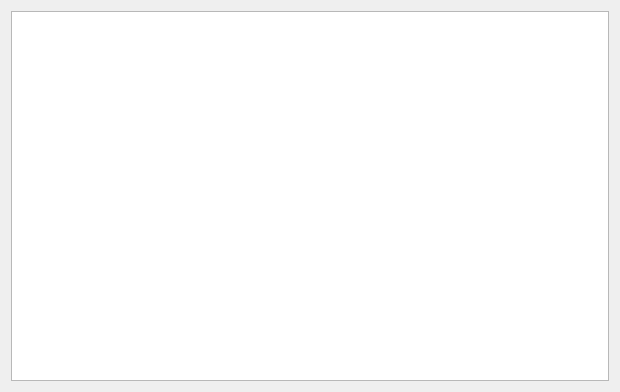
Old version of the form Android/EpubWrapperAndroid/MainWindow.ui in the repository seagullua/EPubWrapper.
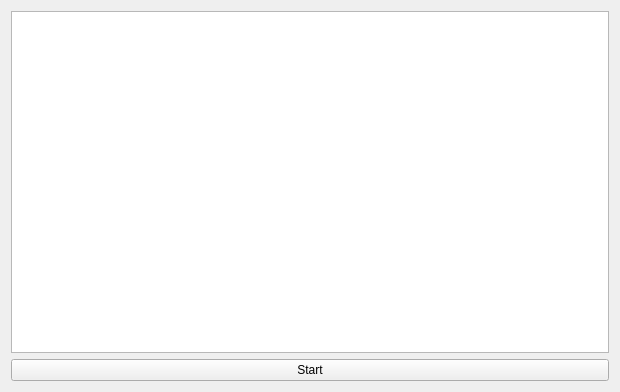
New version of the form.

```diff
--- a/Android/EpubWrapperAndroid/MainWindow.ui
+++ b/Android/EpubWrapperAndroid/MainWindow.ui
@@ -14,7 +14,7 @@
    <string>MainWindow</string>
   </property>
   <widget class="QWidget" name="centralWidget">
-   <layout class="QHBoxLayout" name="horizontalLayout">
+   <layout class="QVBoxLayout" name="verticalLayout">
     <item>
      <widget class="QTextEdit" name="log">
       <property name="readOnly">
@@ -22,6 +22,13 @@
       </property>
      </widget>
     </item>
+    <item>
+     <widget class="QPushButton" name="start">
+      <property name="text">
+       <string>Start</string>
+      </property>
+     </widget>
+    </item>
    </layout>
   </widget>
  </widget>
```
